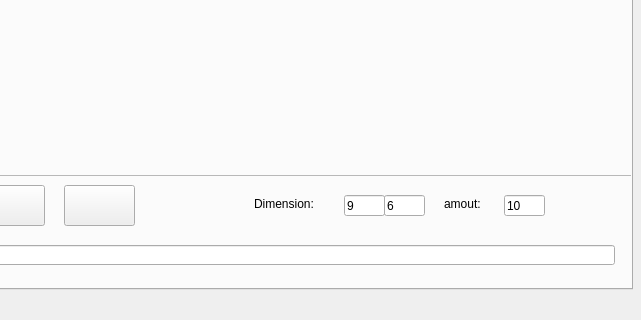
This is src/modules/AcquisitionExtrinsicCalibration/src/views/extrinsicAcquisition.ui in Jjat00/Deptherm-Inspection as Qt 5 draws it before an edit; both pictures show x 238 to 879 and y 261 to 581 of the 879 by 581 pixel window. The edited form follows.
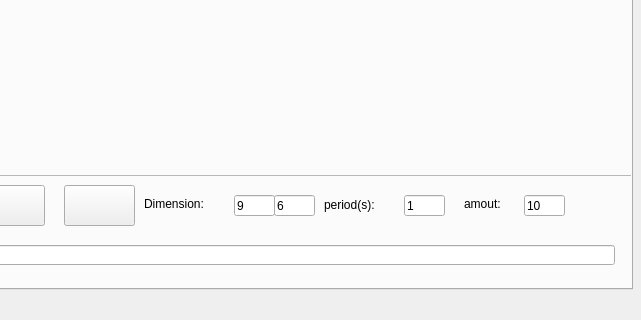
This is the edited form.

Commit message: added acquisition modules

The edit to the form file:
```diff
--- a/src/modules/AcquisitionExtrinsicCalibration/src/views/extrinsicAcquisition.ui
+++ b/src/modules/AcquisitionExtrinsicCalibration/src/views/extrinsicAcquisition.ui
@@ -141,7 +141,7 @@
     <widget class="QLineEdit" name="NoImages">
      <property name="geometry">
       <rect>
-       <x>730</x>
+       <x>750</x>
        <y>430</y>
        <width>41</width>
        <height>21</height>
@@ -154,7 +154,7 @@
     <widget class="QLineEdit" name="cornerX">
      <property name="geometry">
       <rect>
-       <x>570</x>
+       <x>460</x>
        <y>430</y>
        <width>41</width>
        <height>21</height>
@@ -167,7 +167,7 @@
     <widget class="QLineEdit" name="cornerY">
      <property name="geometry">
       <rect>
-       <x>610</x>
+       <x>500</x>
        <y>430</y>
        <width>41</width>
        <height>21</height>
@@ -258,7 +258,7 @@
     <widget class="QLabel" name="label">
      <property name="geometry">
       <rect>
-       <x>480</x>
+       <x>370</x>
        <y>430</y>
        <width>81</width>
        <height>17</height>
@@ -271,7 +271,7 @@
     <widget class="QLabel" name="label_2">
      <property name="geometry">
       <rect>
-       <x>670</x>
+       <x>690</x>
        <y>430</y>
        <width>51</width>
        <height>17</height>
@@ -300,7 +300,7 @@
     <widget class="QLabel" name="labelNoImage">
      <property name="geometry">
       <rect>
-       <x>790</x>
+       <x>810</x>
        <y>430</y>
        <width>41</width>
        <height>21</height>
@@ -310,6 +310,32 @@
       <string/>
      </property>
     </widget>
+    <widget class="QLabel" name="label_3">
+     <property name="geometry">
+      <rect>
+       <x>550</x>
+       <y>430</y>
+       <width>71</width>
+       <height>20</height>
+      </rect>
+     </property>
+     <property name="text">
+      <string>period(s):</string>
+     </property>
+    </widget>
+    <widget class="QLineEdit" name="periodAcq">
+     <property name="geometry">
+      <rect>
+       <x>630</x>
+       <y>430</y>
+       <width>41</width>
+       <height>21</height>
+      </rect>
+     </property>
+     <property name="text">
+      <string>1</string>
+     </property>
+    </widget>
    </widget>
   </widget>
   <widget class="QLabel" name="labelHeader">
```
The commit also changes 28 other files.
